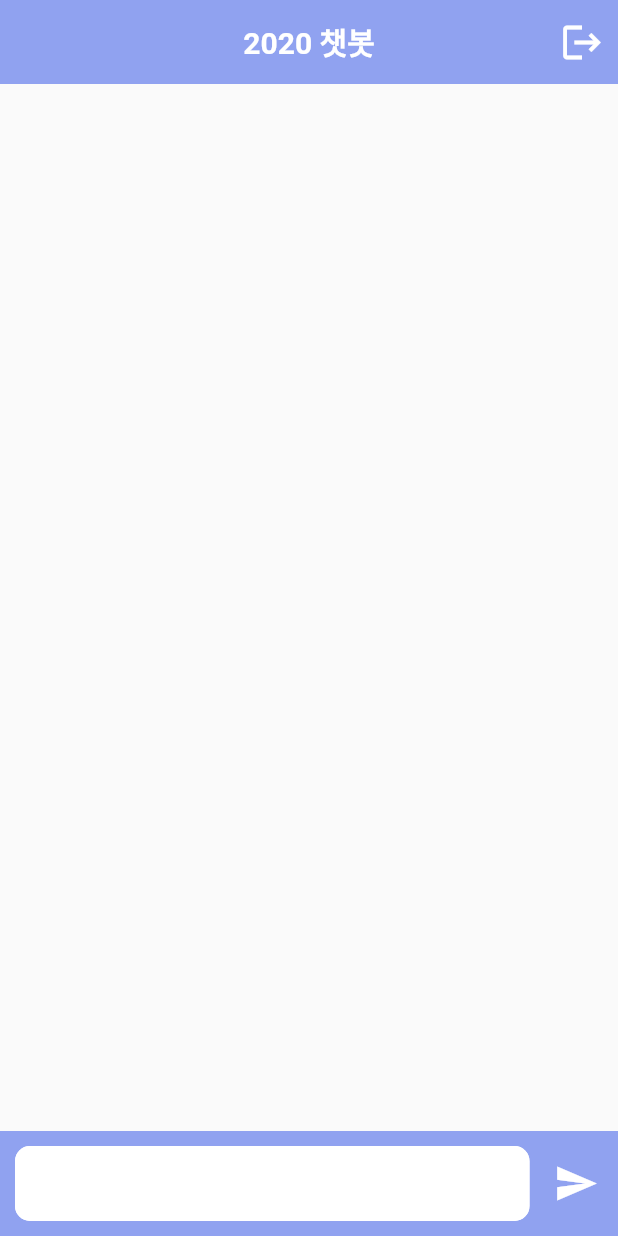
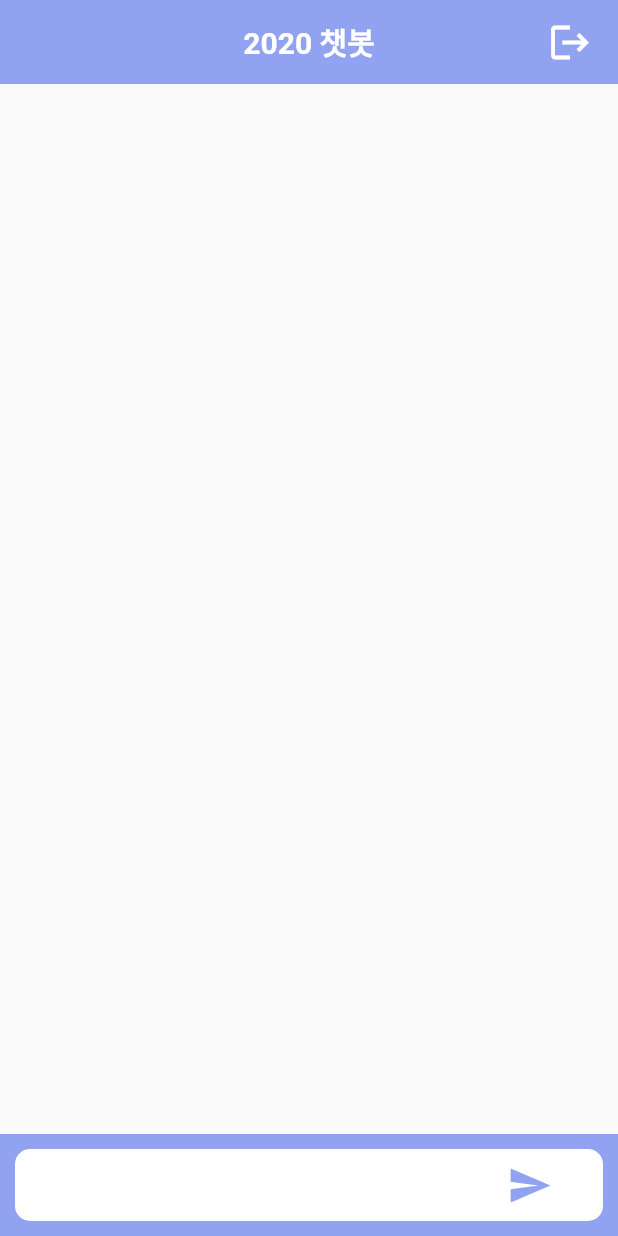
Before and after one commit to Ness731/team2020_gpt3_chatbot, a Flutter app: the screen it shows after launch, after a tap on "대화 시작하기", on a phone screen of 412 x 824 dp. Run offline on Flutter 3.47's test engine with Material 2 defaults, Android fonts, the phone set to English and light mode, and no system bars; missing offline and left inert: translator.

Commit message:
:sparkles: add date, time :lipstick: change UI

```diff
--- a/lib/UI/home.dart
+++ b/lib/UI/home.dart
@@ -1,4 +1,5 @@
 import 'package:flutter/material.dart';
+import 'package:intl/intl.dart';
 import 'package:team2020_gpt3_chatbot/model/gpt-3.dart';
 import 'package:team2020_gpt3_chatbot/model/chat.dart';
 
@@ -7,7 +8,8 @@ const c2 = Colors.white;
 
 class Home extends StatefulWidget {
   String userName;
-  late final OpenAI openAI = new OpenAI(apiKey: "");
+  late final OpenAI openAI =
+      new OpenAI(apiKey: "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");
 
   Home(this.userName);
 
@@ -21,7 +23,9 @@ class _HomeState extends State<Home> {
 
   OpenAI openAI;
   List<Chat> chat = [];
+
   _HomeState(this.openAI);
+
   int tokens = 50; // 임시
 
   void addData(Chat data) {
@@ -37,11 +41,33 @@ class _HomeState extends State<Home> {
     super.dispose();
   }
 
+  String date = '';
+
+  String getToday() {
+    DateTime now = DateTime.now();
+    String today = DateFormat('yyyy/MM/dd').format(now);
+    return today;
+  }
+
+  String dateCheck() {
+    if (date != getToday()) {
+      date = getToday();
+      return date;
+    }
+    return '';
+  }
+
+  String getTime() {
+    DateTime now = DateTime.now();
+    String time = DateFormat('HH:mm').format(now);
+    return time;
+  }
+
   @override
   Widget build(BuildContext context) {
     return Scaffold(
       appBar: AppBar(
-        title: Text(
+        title: const Text(
           '2020 챗봇',
           style: TextStyle(
             color: c2,
@@ -49,13 +75,16 @@ class _HomeState extends State<Home> {
           ),
         ),
         actions: [
-          IconButton(
-            icon: Icon(Icons.logout),
+          Container(
+            margin: const EdgeInsets.only(right: 8),
+            child: IconButton(
+              icon: const Icon(Icons.logout),
               color: c2,
               iconSize: 30,
               onPressed: () {
                 _showDialog();
               },
+            ),
           ),
         ],
         automaticallyImplyLeading: false,
@@ -70,31 +99,39 @@ class _HomeState extends State<Home> {
         child: Center(
           child: Stack(
             children: [
-              Align(
+              Container(
                 alignment: Alignment.bottomCenter,
-                  child: Container(
-                    margin: EdgeInsets.only(bottom: 50),
+                margin: const EdgeInsets.only(bottom: 65),
                 child: ListView.builder(
                   itemCount: chat.length,
                   shrinkWrap: true,
                   reverse: false,
                   controller: scrollController,
-                      padding: EdgeInsets.only(top: 10, bottom: 10),
+                  padding: const EdgeInsets.symmetric(vertical: 10),
                   itemBuilder: (context, index) {
                     return Container(
-                          padding: EdgeInsets.only(
-                              left: 14, right: 14, top: 10, bottom: 10),
-                          child: Align(
-                            alignment: (chat[index].isAnswer? Alignment.topLeft:Alignment.topRight),
+                      padding: const EdgeInsets.symmetric(
+                          vertical: 10, horizontal: 14),
                       child: Column(
-                              crossAxisAlignment: (chat[index].isAnswer?CrossAxisAlignment.start:CrossAxisAlignment.end),
                         children: [
+                          Container(
+                            margin: (chat[index].date != ''
+                                ? const EdgeInsets.only(bottom: 20)
+                                : const EdgeInsets.all(0)),
+                            child: Text(
+                              chat[index].date,
+                              style: const TextStyle(
+                                color: c1,
+                                fontWeight: FontWeight.bold,
+                                fontSize: 14,
+                              ),
+                            ),
+                          ),
                           Container(
                             alignment: (chat[index].isAnswer
                                 ? Alignment.topLeft
                                 : Alignment.topRight),
-                                  margin: const EdgeInsets.symmetric(
-                                      vertical: 5, horizontal: 10),
+                            margin: const EdgeInsets.fromLTRB(10, 0, 10, 5),
                             child: Text(
                               (chat[index].isAnswer
                                   ? 'chatbot'
@@ -108,6 +145,19 @@ class _HomeState extends State<Home> {
                               ),
                             ),
                           ),
+                          Row(
+                            mainAxisAlignment: (chat[index].isAnswer
+                                ? MainAxisAlignment.start
+                                : MainAxisAlignment.end),
+                            crossAxisAlignment: CrossAxisAlignment.end,
+                            children: [
+                              Container(
+                                margin: const EdgeInsets.fromLTRB(5, 0, 5, 0),
+                                child: Text(
+                                  chat[index].time,
+                                  style: const TextStyle(fontSize: 10),
+                                ),
+                              ),
                               Container(
                                 decoration: BoxDecoration(
                                   borderRadius: BorderRadius.circular(20),
@@ -115,9 +165,9 @@ class _HomeState extends State<Home> {
                                       ? Colors.grey.shade200
                                       : c1),
                                 ),
-                                  padding: EdgeInsets.all(16),
+                                padding: const EdgeInsets.all(16),
                                 child: Text(
-                                    chat[index].text,
+                                  chat[index].script,
                                   style: TextStyle(
                                     fontSize: 15,
                                     color: (chat[index].isAnswer
@@ -128,68 +178,66 @@ class _HomeState extends State<Home> {
                               ),
                             ],
                           ),
+                        ],
                       ),
                     );
                   },
                 ),
-                  )),
+              ),
               Align(
                 alignment: Alignment.bottomCenter,
                 child: Container(
                   color: c1,
-                  padding: EdgeInsets.all(10),
+                  padding: const EdgeInsets.all(10),
+                  child: Container(
+                    decoration: BoxDecoration(
+                      borderRadius: BorderRadius.circular(10),
+                      color: c2,
+                    ),
                     child: Row(
                       children: [
                         Expanded(
-                        flex: 7,
                           child: Container(
-                          height: 50,
+                            margin: const EdgeInsets.only(left: 15),
                             child: TextField(
                               controller: textController,
-                            decoration: new InputDecoration(
-                              filled: true,
-                              fillColor: c2,
-                              enabledBorder: OutlineInputBorder(
-                                borderRadius: BorderRadius.circular(10.0),
-                                borderSide: BorderSide(color: c2),
-                              ),
-                              focusedBorder: OutlineInputBorder(
-                                borderRadius: BorderRadius.circular(10.0),
-                                borderSide: BorderSide(color: c2),
-                              ),
-                            ),
+                              decoration: const InputDecoration(
+                                  border: InputBorder.none),
                               onChanged: (String value) => {},
                             ),
                           ),
                         ),
-                      Expanded(
-                        flex: 1,
+                        Container(
+                          margin: const EdgeInsets.symmetric(horizontal: 5),
                           child: MaterialButton(
                             onPressed: () async {
-                            if (textController.value.text.isNotEmpty) {
-                              addData(Chat(textController.value.text, false));
+                              String text = textController.text;
+                              textController.clear();
+                              if (text != '') {
+                                String chatDate = dateCheck();
+                                addData(Chat(chatDate, getTime(), text, false));
                                 scrollController.animateTo(
                                     scrollController.position.maxScrollExtent,
-                                  duration: Duration(milliseconds: 100),
+                                    duration: const Duration(milliseconds: 100),
                                     curve: Curves.linear);
-                              String answer = await openAI.complete(
-                                  textController.text, tokens);
+                                String answer =
+                                    await openAI.complete(text, tokens);
                                 if (answer != null) {
-                                addData(Chat(answer, true));
+                                  addData(Chat(
+                                      getToday(), getTime(), answer, true));
                                   scrollController.animateTo(
                                       scrollController.position.maxScrollExtent,
-                                    duration: Duration(milliseconds: 100),
+                                      duration:
+                                          const Duration(milliseconds: 100),
                                       curve: Curves.linear);
-                                setState(() {
-                                  textController.clear();
-                                });
                                 }
                               }
                             },
-                          child: Icon(Icons.send, size: 30, color: Colors.white),
+                            child: const Icon(Icons.send, size: 30, color: c1),
                           ),
                         ),
                       ],
+                    ),
                   ),
                 ),
               ),
@@ -211,19 +259,17 @@ class _HomeState extends State<Home> {
           shape:
               RoundedRectangleBorder(borderRadius: BorderRadius.circular(30.0)),
           content: Container(
-            // width: (MediaQuery.of(context).size.width) * 0.45,
-            // height: (MediaQuery.of(context).size.width) * 0.25,
             width: 300,
             height: 150,
             alignment: Alignment.center,
             child: Column(
               mainAxisAlignment: MainAxisAlignment.center,
               children: [
-                Text(
+                const Text(
                   "정말로 대화를 끝내시겠습니까?",
                   style: TextStyle(color: c2, fontSize: 18),
                 ),
-                Text(
+                const Text(
                   "대화 기록은 삭제됩니다.",
                   style: TextStyle(color: c2, fontSize: 18),
                 ),
@@ -234,7 +280,7 @@ class _HomeState extends State<Home> {
                       width: 80,
                       margin: const EdgeInsets.only(top: 20),
                       child: TextButton(
-                        child: Text(
+                        child: const Text(
                           "예",
                           style: TextStyle(color: c1, fontSize: 16),
                         ),
@@ -256,7 +302,7 @@ class _HomeState extends State<Home> {
                       width: 80,
                       margin: const EdgeInsets.only(top: 20),
                       child: TextButton(
-                        child: Text(
+                        child: const Text(
                           "아니오",
                           style: TextStyle(color: c1, fontSize: 16),
                         ),
--- a/lib/UI/intro.dart
+++ b/lib/UI/intro.dart
@@ -2,7 +2,7 @@ import 'package:flutter/material.dart';
 import 'home.dart';
 
 class Intro extends StatelessWidget {
-  final _nameController = TextEditingController();
+  final nameController = TextEditingController();
 
   @override
   Widget build(BuildContext context) {
@@ -14,52 +14,42 @@ class Intro extends StatelessWidget {
         }, // 키보드 밖의 영역 터치 시 키보드가 내려가도록 함
         child: Center(
           child: Container(
-            width: (MediaQuery.of(context).size.width) * 0.6,
-            height: (MediaQuery.of(context).size.height) * 0.5,
+            width: 300,
+            height: 400,
             child: Column(
               children: [
                 Container(
                   alignment: Alignment.center,
-                  width: (MediaQuery.of(context).size.width) * 0.3,
+                  width: 140,
                   margin: const EdgeInsets.only(top: 30, bottom: 60),
                   child: Image.asset('assets/images/intro_logo.png'),
                 ),
                 Container(
                   alignment: Alignment.center,
                   margin: const EdgeInsets.only(bottom: 5),
-                  child: Text(
+                  child: const Text(
                     '이름을 입력해주세요',
-                    style: TextStyle(
-                      color: c2,
-                      fontSize: 14,
-                    ),
+                    style: TextStyle(color: c2, fontSize: 14),
                   ),
                 ),
                 Container(
                   height: 50,
                   margin: const EdgeInsets.only(bottom: 5),
                   child: TextField(
-                    controller: _nameController,
+                    controller: nameController,
                     textAlign: TextAlign.center,
-                    style: TextStyle(
-                      color: c1,
-                      fontSize: 16,
-                    ),
+                    style: const TextStyle(color: c1, fontSize: 16),
                     decoration: InputDecoration(
                       filled: true,
                       fillColor: c2,
                       contentPadding: EdgeInsets.symmetric(horizontal: 20),
                       enabledBorder: OutlineInputBorder(
                         borderRadius: BorderRadius.circular(30.0),
-                        borderSide: BorderSide(
-                          color: c2,
-                        ),
+                        borderSide: const BorderSide(color: c2),
                       ),
                       focusedBorder: OutlineInputBorder(
                         borderRadius: BorderRadius.circular(30.0),
-                        borderSide: BorderSide(
-                          color: c2,
-                        ),
+                        borderSide: const BorderSide(color: c2),
                       ),
                     ),
                   ),
@@ -68,23 +58,23 @@ class Intro extends StatelessWidget {
                   height: 50,
                   width: double.infinity,
                   child: TextButton(
-                    child: Text(
+                    child: const Text(
                       '대화 시작하기',
-                      style: TextStyle(
-                        color: c2,
-                        fontSize: 18,
-                      ),
+                      style: TextStyle(color: c2, fontSize: 18),
                     ),
                     style: TextButton.styleFrom(
                       backgroundColor: c1,
                       side: BorderSide(color: c2, width: 2),
                       shape: RoundedRectangleBorder(
-                        borderRadius: BorderRadius.circular(30),
-                      ),
+                          borderRadius: BorderRadius.circular(30)),
                     ),
                     onPressed: () {
-                      Navigator.push(context,
-                          MaterialPageRoute(builder: (content) => Home(_nameController.text)));
+                      String userName = nameController.text;
+                      nameController.clear();
+                      Navigator.push(
+                          context,
+                          MaterialPageRoute(
+                              builder: (content) => Home(userName)));
                     },
                   ),
                 ),
--- a/lib/model/chat.dart
+++ b/lib/model/chat.dart
@@ -1,18 +1,7 @@
 class Chat {
+  String date;
+  String time;
   String script;
   bool isAnswer;
-
-  Chat(this.script, this.isAnswer);
-
-  bool get getIsAnswer => isAnswer;
-
-  String get text => script;
-
-  set setIsAnswer(bool value) {
-    isAnswer = value;
-  }
-
-  set text(String value) {
-    script = value;
-  }
+  Chat(this.date, this.time, this.script, this.isAnswer);
 }
--- a/pubspec.yaml
+++ b/pubspec.yaml
@@ -30,6 +30,7 @@ dependencies:
   flutter:
     sdk: flutter
   translator: ^0.1.7
+  intl: ^0.17.0
 
   # The following adds the Cupertino Icons font to your application.
   # Use with the CupertinoIcons class for iOS style icons.
```
Also changed, not shown: pubspec.lock. Lines whose indentation alone changed are shown as unchanged.
